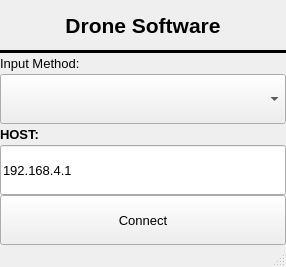
dorsal1464/drone_software, file entry.ui: the form before one commit.
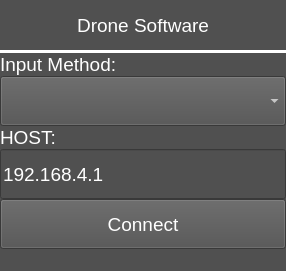
The form after the commit.

```diff
--- a/entry.ui
+++ b/entry.ui
@@ -13,6 +13,15 @@
   <property name="windowTitle">
    <string>MainWindow</string>
   </property>
+  <property name="styleSheet">
+   <string notr="true">background-color: rgb(80, 80, 80);
+border-color: rgb(134, 134, 134);
+selection-background-color: rgb(104, 104, 104);
+alternate-background-color: rgb(96, 96, 96);
+color: rgb(255, 255, 255);
+selection-color: rgb(255, 255, 255);
+font: 14pt &quot;MS Shell Dlg 2&quot;;</string>
+  </property>
   <widget class="QWidget" name="centralwidget">
    <layout class="QHBoxLayout" name="horizontalLayout">
     <property name="spacing">
@@ -45,10 +54,11 @@
         </property>
         <property name="font">
          <font>
-          <pointsize>16</pointsize>
-          <weight>75</weight>
-          <bold>true</bold>
-          <strikeout>false</strikeout>
+          <family>MS Shell Dlg 2</family>
+          <pointsize>14</pointsize>
+          <weight>50</weight>
+          <italic>false</italic>
+          <bold>false</bold>
          </font>
         </property>
         <property name="text">
@@ -79,7 +89,11 @@
        <widget class="QLabel" name="label_3">
         <property name="font">
          <font>
-          <pointsize>10</pointsize>
+          <family>MS Shell Dlg 2</family>
+          <pointsize>14</pointsize>
+          <weight>50</weight>
+          <italic>false</italic>
+          <bold>false</bold>
          </font>
         </property>
         <property name="text">
@@ -97,7 +111,11 @@
         </property>
         <property name="font">
          <font>
-          <pointsize>10</pointsize>
+          <family>MS Shell Dlg 2</family>
+          <pointsize>14</pointsize>
+          <weight>50</weight>
+          <italic>false</italic>
+          <bold>false</bold>
          </font>
         </property>
         <property name="currentIndex">
@@ -109,9 +127,11 @@
        <widget class="QLabel" name="label_2">
         <property name="font">
          <font>
-          <pointsize>10</pointsize>
-          <weight>75</weight>
-          <bold>true</bold>
+          <family>MS Shell Dlg 2</family>
+          <pointsize>14</pointsize>
+          <weight>50</weight>
+          <italic>false</italic>
+          <bold>false</bold>
          </font>
         </property>
         <property name="text">
@@ -129,7 +149,11 @@
         </property>
         <property name="font">
          <font>
-          <pointsize>10</pointsize>
+          <family>MS Shell Dlg 2</family>
+          <pointsize>14</pointsize>
+          <weight>50</weight>
+          <italic>false</italic>
+          <bold>false</bold>
          </font>
         </property>
         <property name="text">
@@ -147,7 +171,11 @@
         </property>
         <property name="font">
          <font>
-          <pointsize>10</pointsize>
+          <family>MS Shell Dlg 2</family>
+          <pointsize>14</pointsize>
+          <weight>50</weight>
+          <italic>false</italic>
+          <bold>false</bold>
          </font>
         </property>
         <property name="text">
```
